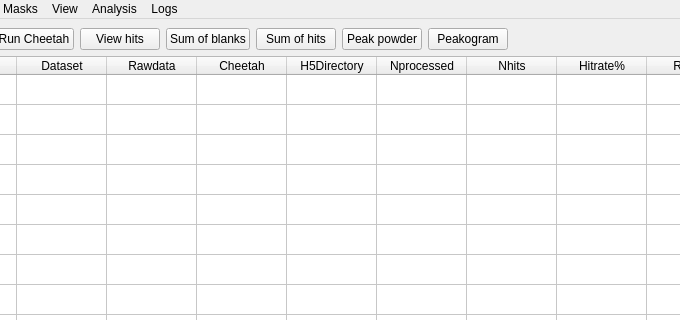
Qt form src/cheetah/ui_src/cheetahgui.ui (cheetahdevteam/cheetah-gui) before a commit; both pictures show x 101 to 781 and y 0 to 320 of the 1200 by 900 pixel window.
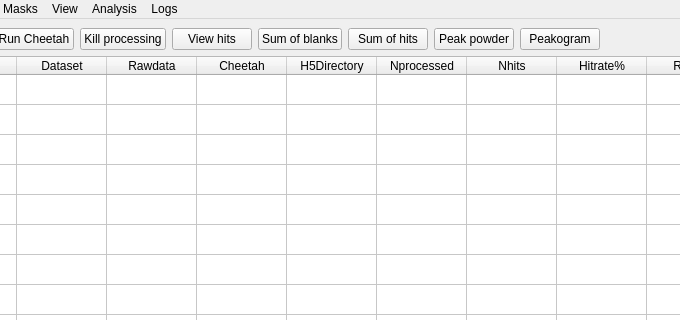
The same form after that commit.

Commit message: Added the possibility to kill processing jobs from the GUI

```diff
--- a/src/cheetah/ui_src/cheetahgui.ui
+++ b/src/cheetah/ui_src/cheetahgui.ui
@@ -69,6 +69,13 @@
           </property>
          </widget>
         </item>
+        <item>
+         <widget class="QPushButton" name="button_kill_processing">
+          <property name="text">
+           <string>Kill processing</string>
+          </property>
+         </widget>
+        </item>
         <item>
          <widget class="QPushButton" name="button_view_hits">
           <property name="sizePolicy">
```
Left out of the diff: 7 changed lines with no effect on the pictures. The commit also changes 5 other files.
